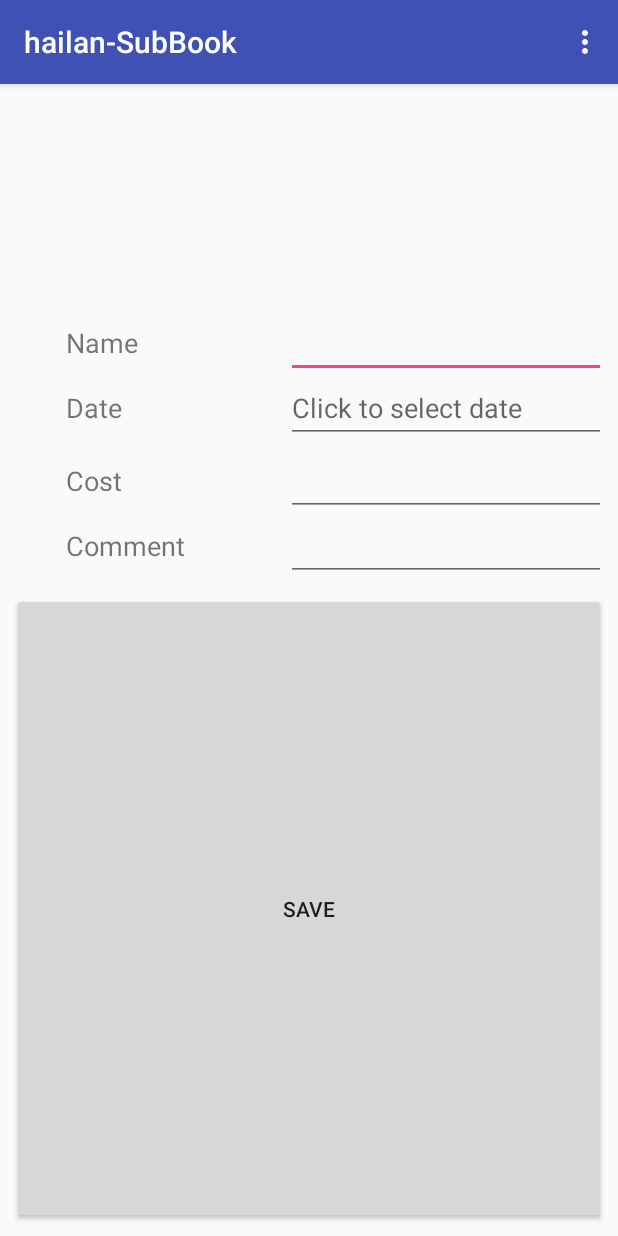
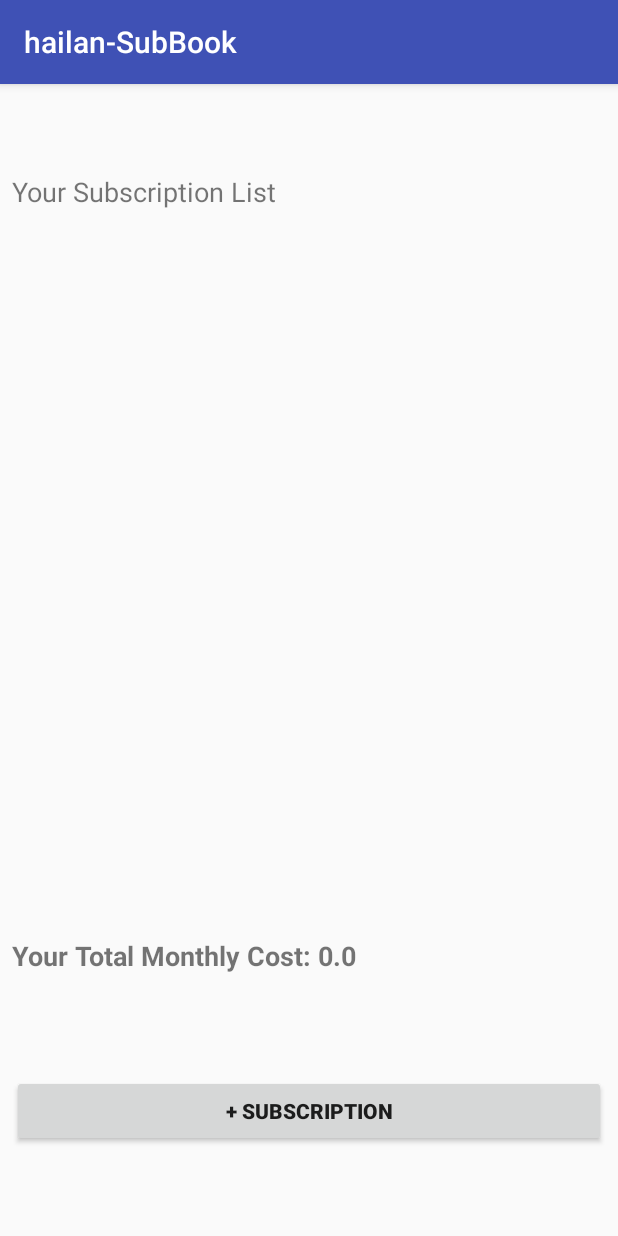
Before and after one commit to HailanXyouknow/CMPUT301_A1, an Android app: the screen it shows after launch (MainActivity before the commit, MainActivity1 after it), on a phone screen of 412 x 824 dp. Run offline under Robolectric (Android 15) with nearby library versions, the phone set to English and light mode, and no system bars.

Commit message:
Main page and Add subscription page are done

```diff
--- a/app/src/main/AndroidManifest.xml
+++ b/app/src/main/AndroidManifest.xml
@@ -9,13 +9,14 @@
         android:roundIcon="@mipmap/ic_launcher_round"
         android:supportsRtl="true"
         android:theme="@style/AppTheme">
-        <activity android:name=".MainActivity">
+        <activity android:name=".MainActivity1">
             <intent-filter>
                 <action android:name="android.intent.action.MAIN" />
 
                 <category android:name="android.intent.category.LAUNCHER" />
             </intent-filter>
         </activity>
+        <activity android:name=".MainActivity"></activity>
     </application>
 
 </manifest>
--- /dev/null
+++ b/app/src/main/java/com/example/hailan/hailan_subbook/MainActivity1.java
@@ -0,0 +1,116 @@
+package com.example.hailan.hailan_subbook;
+
+import android.content.Context;
+import android.content.Intent;
+import android.os.Bundle;
+import android.support.v7.app.AppCompatActivity;
+import android.view.View;
+import android.widget.Button;
+import android.widget.ListView;
+import android.widget.TextView;
+
+import com.google.gson.Gson;
+import com.google.gson.reflect.TypeToken;
+
+import java.io.BufferedReader;
+import java.io.BufferedWriter;
+import java.io.FileInputStream;
+import java.io.FileNotFoundException;
+import java.io.FileOutputStream;
+import java.io.IOException;
+import java.io.InputStreamReader;
+import java.io.OutputStreamWriter;
+import java.lang.reflect.Type;
+import java.util.ArrayList;
+
+public class MainActivity1 extends AppCompatActivity {
+    private ListView listView;
+    private TextView totalCost;
+    private Button addButton;
+    private static final String FILENAME = "newfile.sav";
+
+    private ArrayList<Subscription> subscriptionlist;
+    private SubscriptionAdapter adapter;
+    private static final String TAG = "onCreate";
+    @Override
+    protected void onCreate(Bundle savedInstanceState) {
+
+        super.onCreate(savedInstanceState);
+        setContentView(R.layout.activity_main1);
+
+        listView = (ListView) findViewById(R.id.listviewID);
+        totalCost = (TextView) findViewById(R.id.totalCostID);
+        addButton = (Button) findViewById(R.id.addButtonID);
+
+        addButton.setOnClickListener(new View.OnClickListener() {
+            @Override
+            public void onClick(View view) {
+                startActivity(new Intent(MainActivity1.this, MainActivity.class));
+            }
+        });
+
+    }
+    @Override
+    protected void onStart() {
+        super.onStart();
+        loadFromFile();
+
+        adapter = new SubscriptionAdapter(this, R.layout.list_subformat, subscriptionlist);
+        listView.setAdapter(adapter);
+
+        calculateCost();
+
+    }
+
+    private void calculateCost(){
+        double total = 0;
+        for (int i = 0; i < subscriptionlist.size(); i++){
+            total += Double.valueOf(subscriptionlist.get(i).getMonthlyCharge());
+        }
+        String totalString = Double.toString(total);
+        totalCost.setText("Your Total Monthly Cost: " + totalString);
+    }
+
+    /**
+     *  loadFromFile and saveInFile methods are from the lab tutorial - LonelyTwitterActivity
+     */
+    private void loadFromFile() {
+
+        try {
+            FileInputStream fis = openFileInput(FILENAME);
+            BufferedReader in = new BufferedReader(new InputStreamReader(fis));
+
+            Gson gson = new Gson();
+
+            Type listType = new TypeToken<ArrayList<Subscription>>(){}.getType();
+
+            subscriptionlist = gson.fromJson(in, listType);
+
+        } catch (FileNotFoundException e) {
+            subscriptionlist = new ArrayList<Subscription>();
+        } catch (IOException e) {
+            e.printStackTrace();
+        }
+
+    }
+
+    /* Might be deleted later */
+    private void saveInFile() {
+        try {
+            FileOutputStream fos = openFileOutput(FILENAME,
+                    Context.MODE_PRIVATE);
+            BufferedWriter out = new BufferedWriter(new OutputStreamWriter(fos));
+
+            Gson gson = new Gson();
+
+            gson.toJson(subscriptionlist, out);
+
+            out.flush();
+
+        } catch (FileNotFoundException e) {
+            e.printStackTrace();
+        } catch (IOException e) {
+            e.printStackTrace();
+        }
+    }
+}
--- /dev/null
+++ b/app/src/main/java/com/example/hailan/hailan_subbook/SubscriptionAdapter.java
@@ -0,0 +1,52 @@
+package com.example.hailan.hailan_subbook;
+
+import android.content.Context;
+import android.view.LayoutInflater;
+import android.view.View;
+import android.view.ViewGroup;
+import android.widget.ArrayAdapter;
+import android.widget.TextView;
+
+import java.util.List;
+
+/**
+ * Created by Hailan on 2018-02-03.
+ */
+
+public class SubscriptionAdapter extends ArrayAdapter{
+    private final int layoutResource;
+    private final LayoutInflater layoutInflater;
+    private List<Subscription> subscriptions;
+
+    public SubscriptionAdapter(Context context, int resource, List<Subscription> subscriptions) {
+        super(context, resource);
+        this.layoutResource = resource;
+        this.layoutInflater = LayoutInflater.from(context);
+        this.subscriptions = subscriptions;
+    }
+
+    @Override
+    public int getCount() {
+        return subscriptions.size();
+    }
+
+    @Override
+    public View getView(int position, View convertView, ViewGroup parent) {
+        if (convertView == null){
+            convertView = layoutInflater.inflate(layoutResource, parent, false);
+        }
+        TextView subName = (TextView) convertView.findViewById(R.id.subName); //note view. - find these in the views in the constraint layout
+        TextView subDate = (TextView) convertView.findViewById(R.id.subDate);
+        TextView subCost = (TextView) convertView.findViewById(R.id.subCost);
+        TextView subComment = (TextView) convertView.findViewById(R.id.subComment);
+
+        Subscription currentSub = subscriptions.get(position);
+
+        subName.setText(currentSub.getName());
+        subDate.setText("Date: " +currentSub.getDate());
+        subCost.setText("$" + currentSub.getMonthlyCharge());
+        subComment.setText("Comment: " + currentSub.getComment());
+
+        return convertView;
+    }
+}
--- /dev/null
+++ b/app/src/main/res/layout/activity_main1.xml
@@ -0,0 +1,68 @@
+<?xml version="1.0" encoding="utf-8"?>
+<android.support.constraint.ConstraintLayout xmlns:android="http://schemas.android.com/apk/res/android"
+    xmlns:app="http://schemas.android.com/apk/res-auto"
+    xmlns:tools="http://schemas.android.com/tools"
+    android:layout_width="match_parent"
+    android:layout_height="match_parent"
+    tools:context="com.example.hailan.hailan_subbook.MainActivity">
+
+    <ListView
+        android:id="@+id/listviewID"
+        android:layout_width="368dp"
+        android:layout_height="366dp"
+        android:layout_marginBottom="8dp"
+        android:layout_marginEnd="8dp"
+        android:layout_marginStart="8dp"
+        app:layout_constraintBottom_toTopOf="@+id/totalCostID"
+        app:layout_constraintEnd_toEndOf="parent"
+        app:layout_constraintHorizontal_bias="0.0"
+        app:layout_constraintStart_toStartOf="parent"
+        app:layout_constraintTop_toBottomOf="@+id/topTag" />
+
+    <TextView
+        android:id="@+id/totalCostID"
+        android:layout_width="0dp"
+        android:layout_height="wrap_content"
+        android:layout_marginBottom="8dp"
+        android:layout_marginEnd="8dp"
+        android:layout_marginStart="8dp"
+        android:layout_marginTop="8dp"
+        android:text="TextView"
+        android:textSize="18sp"
+        android:textStyle="bold"
+        app:layout_constraintBottom_toTopOf="@+id/addButtonID"
+        app:layout_constraintEnd_toEndOf="parent"
+        app:layout_constraintHorizontal_bias="0.0"
+        app:layout_constraintStart_toStartOf="parent"
+        app:layout_constraintTop_toBottomOf="@+id/listviewID" />
+
+    <Button
+        android:id="@+id/addButtonID"
+        android:layout_width="0dp"
+        android:layout_height="wrap_content"
+        android:layout_marginBottom="8dp"
+        android:layout_marginEnd="8dp"
+        android:layout_marginStart="8dp"
+        android:layout_marginTop="8dp"
+        android:text="+ Subscription"
+        android:textStyle="bold"
+        app:layout_constraintBottom_toBottomOf="parent"
+        app:layout_constraintEnd_toEndOf="parent"
+        app:layout_constraintStart_toStartOf="parent"
+        app:layout_constraintTop_toBottomOf="@+id/totalCostID" />
+
+    <TextView
+        android:id="@+id/topTag"
+        android:layout_width="0dp"
+        android:layout_height="wrap_content"
+        android:layout_marginEnd="8dp"
+        android:layout_marginStart="8dp"
+        android:layout_marginTop="8dp"
+        android:text="Your Subscription List"
+        android:textSize="18sp"
+        app:layout_constraintBottom_toTopOf="@+id/listviewID"
+        app:layout_constraintEnd_toEndOf="parent"
+        app:layout_constraintStart_toStartOf="parent"
+        app:layout_constraintTop_toTopOf="parent"
+        app:layout_constraintVertical_bias="0.0" />
+</android.support.constraint.ConstraintLayout>
--- a/app/src/main/res/menu/choices_menu.xml
+++ /dev/null
@@ -1,14 +0,0 @@
-<?xml version="1.0" encoding="utf-8"?>
-<menu xmlns:app="http://schemas.android.com/apk/res-auto"
-    xmlns:android="http://schemas.android.com/apk/res/android">
-
-    <item
-        android:id="@+id/menu1"
-        android:title="Subscriptions" />
-    <item
-        android:id="@+id/menu2"
-        android:title="Add New Subscription" />
-    <item
-        android:id="@+id/menu3"
-        android:title="Delete Existing Subscription" />
-</menu>
```
Also changed, not shown: app/src/main/java/com/example/hailan/hailan_subbook/MainActivity.java (+39 -19 lines), app/src/main/res/layout/activity_main.xml (deleted, +0 -34 lines), app/src/main/res/layout/add_subscription.xml (+23 -8 lines), app/src/main/res/layout/list_subformat.xml (added, +56 -0 lines).
